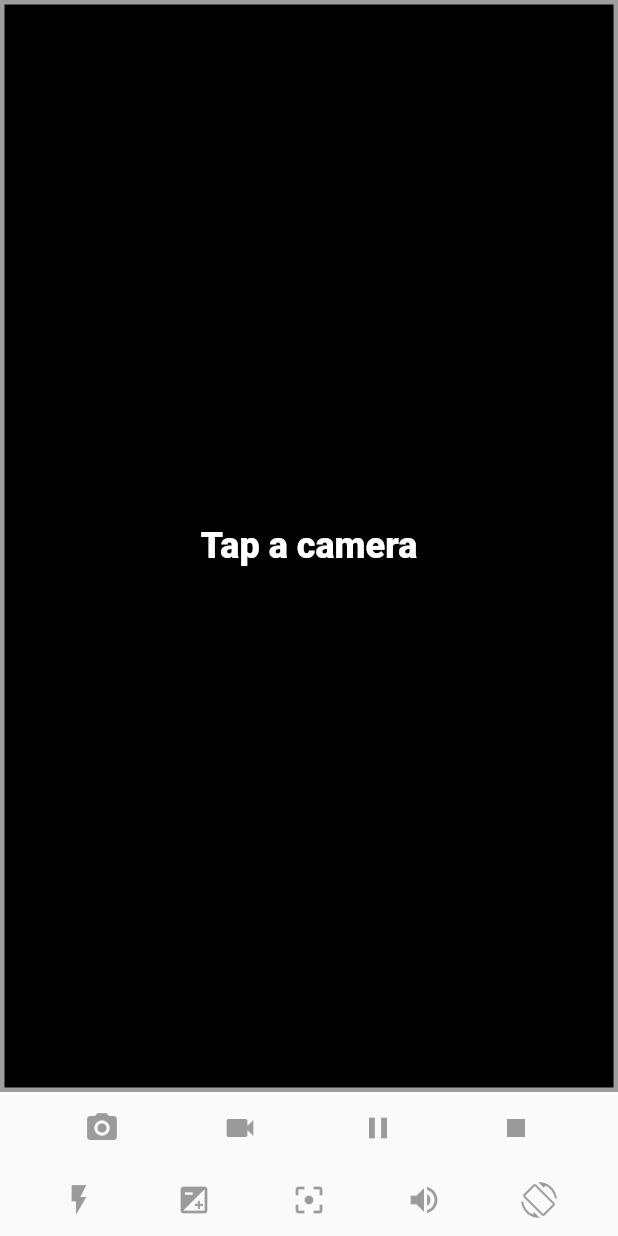
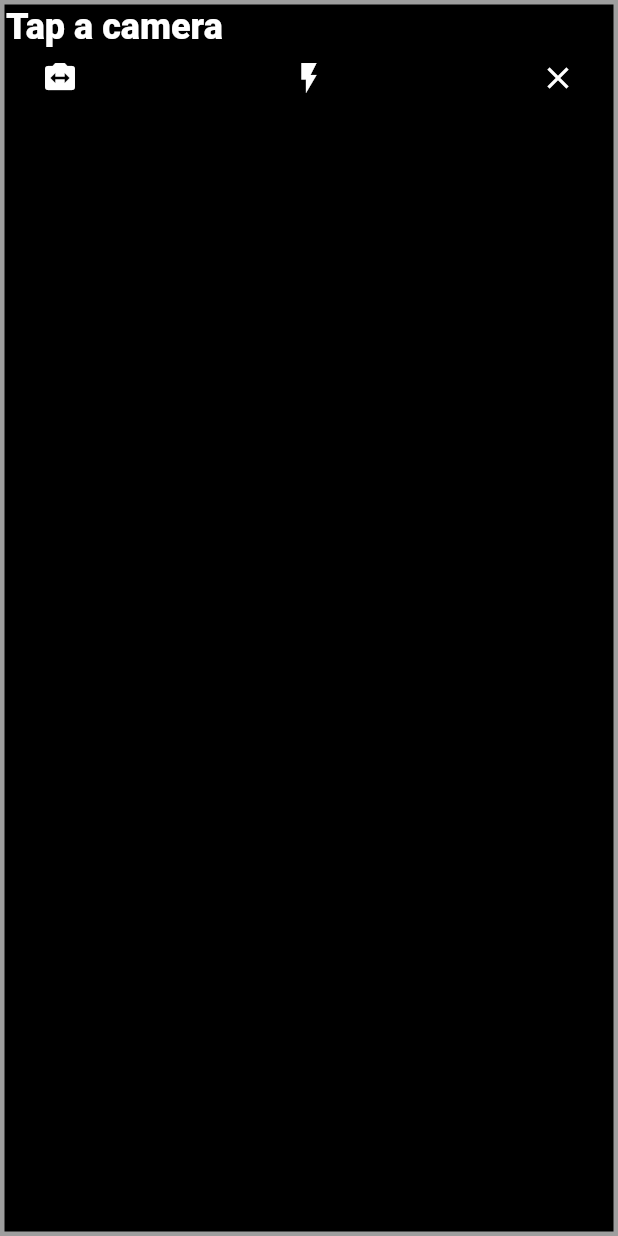
Before and after one commit to roohaani786/Yammerly, a Flutter app: the CameraExampleHome screen opened directly, on a phone screen of 412 x 824 dp. Run offline on Flutter 3.47's test engine with Material 2 defaults, Android fonts, the phone set to English and light mode, and no system bars; our stand-ins replace after_layout, cached_network_image, camera, cloud_firestore, firebase_auth, firebase_messaging and 16 more; missing offline and left inert: flutter_facebook_login, responsive_layout_builder, storage_path; accounts and stored records are empty; statements that could not run were skipped.

```diff
--- a/lib/ComeraV/Camera.dart
+++ b/lib/ComeraV/Camera.dart
@@ -10,6 +10,7 @@ import 'dart:io';
 import 'package:camera/camera.dart';
 import 'package:flutter/material.dart';
 import 'package:techstagram/ComeraV/gallery.dart';
+import 'package:techstagram/ui/HomePage.dart';
 import 'package:video_player/video_player.dart';
 
 class CameraExampleHome extends StatefulWidget {
@@ -171,11 +172,26 @@ class _CameraExampleHomeState extends State<CameraExampleHome>
     }
   }
 
+  Future<bool> _onWillPop() {
+    //Navigator.pop(context);
+    return Navigator.push(
+      context,
+      MaterialPageRoute(
+        builder: (context) {
+          return HomePage(initialindexg: 1);
+        },
+      ),
+    );
+  }
+
   final GlobalKey<ScaffoldState> _scaffoldKey = GlobalKey<ScaffoldState>();
 
   @override
   Widget build(BuildContext context) {
-    return Scaffold(
+    return WillPopScope(
+      onWillPop: _onWillPop,
+      child: SafeArea(
+        child: Scaffold(
           key: _scaffoldKey,
           // appBar: AppBar(
           //   title: const Text('Camera example'),
@@ -190,8 +206,83 @@ class _CameraExampleHomeState extends State<CameraExampleHome>
                   child: Container(
                     child: Padding(
                       padding: const EdgeInsets.all(1.0),
-                  child: Center(
-                    child: _cameraPreviewWidget(),
+                      child: Stack(
+                        children: [
+
+                          _cameraPreviewWidget(),
+
+                          Positioned(
+                            top: 24.0,
+                            left: 12.0,
+                            child: IconButton(
+                              icon: Icon(
+                                Icons.switch_camera,
+                                color: Colors.white,
+                              ),
+                              onPressed: () {
+                                _onCameraSwitch();
+                              },
+                            ),
+                          ),
+
+                          Positioned(
+                            top: 24.0,
+                            right: 12.0,
+                            child: IconButton(
+                              icon: Icon(
+                                Icons.close,
+                                color: Colors.white,
+                              ),
+                              onPressed: () {
+                                // Navigator.pop(context,
+                                //   MaterialPageRoute(builder: (context) => HomePage()),);
+                                Navigator.push(
+                                  context,
+                                  MaterialPageRoute(builder: (context) => HomePage(initialindexg: 1)),
+                                );
+                              },
+                            ),
+                          ),
+
+                          Padding(
+                            padding: EdgeInsets.only(top: 24.0),
+                            child: Align(
+                              alignment: Alignment.topCenter,
+                              child: IconButton(
+                                icon: Icon(
+                                  // (flashOn) ? Icons.flash_on : Icons.flash_off,
+                                  Icons.flash_on,
+                                  color: Colors.white,
+                                ),
+                                onPressed: () {
+                                  // setState(() {
+                                  //   flashOn = !flashOn;
+                                  // });
+                                  onFlashModeButtonPressed();
+
+                                  // setState(() {
+                                  //   flashOn = !flashOn;
+                                  // });
+                                  // if (!flashOn) {
+                                  //   //Lamp.turnOff();
+                                  //   TorchCompat.turnOff();
+                                  // } else {
+                                  //   TorchCompat.turnOn();
+                                  //   //Lamp.turnOn();
+                                  // }
+                                },
+                                //onPressed: () => TorchCompat.turnOff(),
+                              ),
+                            ),
+                          ),
+
+                          Align(
+                            alignment: Alignment.bottomCenter,
+                              child: _captureControlRowWidget()
+                          ),
+
+                        ],
+
                       ),
                     ),
                     decoration: BoxDecoration(
@@ -205,7 +296,7 @@ class _CameraExampleHomeState extends State<CameraExampleHome>
                     ),
                   ),
                 ),
-            _captureControlRowWidget(),
+                //_captureControlRowWidget(),
                 _modeControlRowWidget(),
                 // Padding(
                 //   padding: const EdgeInsets.all(5.0),
@@ -220,11 +311,16 @@ class _CameraExampleHomeState extends State<CameraExampleHome>
               ],
             ),
           ),
+        ),
+      ),
     );
   }
 
   /// Display the preview from the camera (or a message if the preview is not available).
   Widget _cameraPreviewWidget() {
+    final size = MediaQuery.of(context).size;
+    final deviceRatio = size.width / size.height;
+    final aspectRatio=3/4;
     if (controller == null || !controller.value.isInitialized) {
       return const Text(
         'Tap a camera',
@@ -238,6 +334,12 @@ class _CameraExampleHomeState extends State<CameraExampleHome>
       return Listener(
         onPointerDown: (_) => _pointers++,
         onPointerUp: (_) => _pointers--,
+        child: Container(
+          child: Transform.scale(
+            scale: controller.value.aspectRatio,
+            child: Center(
+              child: AspectRatio(
+                aspectRatio: deviceRatio,
                 child: CameraPreview(
                   controller,
                   child: LayoutBuilder(
@@ -249,6 +351,10 @@ class _CameraExampleHomeState extends State<CameraExampleHome>
                           onTapDown: (details) => onViewFinderTap(details, constraints),
                         );
                       }),
+                ),
+              ),
+            ),
+          ),
         ),
       );
     }
@@ -308,42 +414,42 @@ class _CameraExampleHomeState extends State<CameraExampleHome>
   Widget _modeControlRowWidget() {
     return Column(
       children: [
-        Row(
-          mainAxisAlignment: MainAxisAlignment.spaceEvenly,
-          mainAxisSize: MainAxisSize.max,
-          children: <Widget>[
-            IconButton(
-              icon: Icon(Icons.flash_on),
-              color: Colors.blue,
-              onPressed: controller != null ? onFlashModeButtonPressed : null,
-            ),
-            IconButton(
-              icon: Icon(Icons.exposure),
-              color: Colors.blue,
-              onPressed:
-              controller != null ? onExposureModeButtonPressed : null,
-            ),
-            IconButton(
-              icon: Icon(Icons.filter_center_focus),
-              color: Colors.blue,
-              onPressed: controller != null ? onFocusModeButtonPressed : null,
-            ),
-            IconButton(
-              icon: Icon(enableAudio ? Icons.volume_up : Icons.volume_mute),
-              color: Colors.blue,
-              onPressed: controller != null ? onAudioModeButtonPressed : null,
-            ),
-            IconButton(
-              icon: Icon(controller?.value?.isCaptureOrientationLocked ?? false
-                  ? Icons.screen_lock_rotation
-                  : Icons.screen_rotation),
-              color: Colors.blue,
-              onPressed: controller != null
-                  ? onCaptureOrientationLockButtonPressed
-                  : null,
-            ),
-          ],
-        ),
+        // Row(
+        //   mainAxisAlignment: MainAxisAlignment.spaceEvenly,
+        //   mainAxisSize: MainAxisSize.max,
+        //   children: <Widget>[
+        //     IconButton(
+        //       icon: Icon(Icons.flash_on),
+        //       color: Colors.blue,
+        //       onPressed: controller != null ? onFlashModeButtonPressed : null,
+        //     ),
+        //     IconButton(
+        //       icon: Icon(Icons.exposure),
+        //       color: Colors.blue,
+        //       onPressed:
+        //       controller != null ? onExposureModeButtonPressed : null,
+        //     ),
+        //     IconButton(
+        //       icon: Icon(Icons.filter_center_focus),
+        //       color: Colors.blue,
+        //       onPressed: controller != null ? onFocusModeButtonPressed : null,
+        //     ),
+        //     IconButton(
+        //       icon: Icon(enableAudio ? Icons.volume_up : Icons.volume_mute),
+        //       color: Colors.blue,
+        //       onPressed: controller != null ? onAudioModeButtonPressed : null,
+        //     ),
+        //     IconButton(
+        //       icon: Icon(controller?.value?.isCaptureOrientationLocked ?? false
+        //           ? Icons.screen_lock_rotation
+        //           : Icons.screen_rotation),
+        //       color: Colors.blue,
+        //       onPressed: controller != null
+        //           ? onCaptureOrientationLockButtonPressed
+        //           : null,
+        //     ),
+        //   ],
+        // ),
         _flashModeControlRowWidget(),
         _exposureModeControlRowWidget(),
         _focusModeControlRowWidget(),
@@ -363,7 +469,7 @@ class _CameraExampleHomeState extends State<CameraExampleHome>
               icon: Icon(Icons.flash_off),
               color: controller?.value?.flashMode == FlashMode.off
                   ? Colors.orange
-                  : Colors.blue,
+                  : Colors.deepPurple,
               onPressed: controller != null
                   ? () => onSetFlashModeButtonPressed(FlashMode.off)
                   : null,
@@ -372,7 +478,7 @@ class _CameraExampleHomeState extends State<CameraExampleHome>
               icon: Icon(Icons.flash_auto),
               color: controller?.value?.flashMode == FlashMode.auto
                   ? Colors.orange
-                  : Colors.blue,
+                  : Colors.deepPurple,
               onPressed: controller != null
                   ? () => onSetFlashModeButtonPressed(FlashMode.auto)
                   : null,
@@ -381,7 +487,7 @@ class _CameraExampleHomeState extends State<CameraExampleHome>
               icon: Icon(Icons.flash_on),
               color: controller?.value?.flashMode == FlashMode.always
                   ? Colors.orange
-                  : Colors.blue,
+                  : Colors.deepPurple,
               onPressed: controller != null
                   ? () => onSetFlashModeButtonPressed(FlashMode.always)
                   : null,
@@ -390,7 +496,7 @@ class _CameraExampleHomeState extends State<CameraExampleHome>
               icon: Icon(Icons.highlight),
               color: controller?.value?.flashMode == FlashMode.torch
                   ? Colors.orange
-                  : Colors.blue,
+                  : Colors.deepPurple,
               onPressed: controller != null
                   ? () => onSetFlashModeButtonPressed(FlashMode.torch)
                   : null,
@@ -538,7 +644,7 @@ class _CameraExampleHomeState extends State<CameraExampleHome>
       children: <Widget>[
         IconButton(
           icon: const Icon(Icons.camera_alt),
-          color: Colors.blue,
+          color: Colors.white,
           onPressed: controller != null &&
               controller.value.isInitialized &&
               !controller.value.isRecordingVideo
@@ -547,7 +653,7 @@ class _CameraExampleHomeState extends State<CameraExampleHome>
         ),
         IconButton(
           icon: const Icon(Icons.videocam),
-          color: Colors.blue,
+          color: Colors.white,
           onPressed: controller != null &&
               controller.value.isInitialized &&
               !controller.value.isRecordingVideo
@@ -558,7 +664,7 @@ class _CameraExampleHomeState extends State<CameraExampleHome>
           icon: controller != null && controller.value.isRecordingPaused
               ? Icon(Icons.play_arrow)
               : Icon(Icons.pause),
-          color: Colors.blue,
+          color: Colors.white,
           onPressed: controller != null &&
               controller.value.isInitialized &&
               controller.value.isRecordingVideo
@@ -735,7 +841,7 @@ class _CameraExampleHomeState extends State<CameraExampleHome>
   void onSetFlashModeButtonPressed(FlashMode mode) {
     setFlashMode(mode).then((_) {
       if (mounted) setState(() {});
-      showInSnackBar('Flash mode set to ${mode.toString().split('.').last}');
+      //showInSnackBar('Flash mode set to ${mode.toString().split('.').last}');
     });
   }
 
--- a/lib/ComeraV/gallery.dart
+++ b/lib/ComeraV/gallery.dart
@@ -8,6 +8,7 @@ import 'package:image_cropper/image_cropper.dart';
 import 'package:techstagram/ComeraV/Camera.dart';
 import 'package:techstagram/ComeraV/camera_screen.dart';
 import 'package:techstagram/resources/uploadimage.dart';
+import 'package:techstagram/ui/HomePage.dart';
 
 class Gallery extends StatefulWidget {
   Gallery({this.filePath, this.cam});
@@ -65,7 +66,7 @@ class _GalleryState extends State<Gallery> {
                           context,
                           MaterialPageRoute(
                             builder: (context) {
-                              return CameraScreen(cam: cam,);
+                              return CameraExampleHome(cam: cam,);
                             },
                           ),
                         );
@@ -242,7 +243,7 @@ class _GalleryState extends State<Gallery> {
                                             context,
                                             MaterialPageRoute(
                                               builder: (context) {
-                                                return CameraApp(cam: cam,check: true);
+                                                return CameraExampleHome(cam: cam,);
                                               },
                                             ),
                                           );
--- a/lib/main.dart
+++ b/lib/main.dart
@@ -43,7 +43,7 @@ class _MyAppState extends State<MyApp> {
         '/Welcome': (context) => WelcomeScreen(),
         '/nayasignup': (context) => SignUpScreen(),
         '/Profile': (context) => AccountBottomIconScreen(),
-        '/HomePage': (context) => HomePage(initialindexg: 1,),
+        '/HomePage': (context) => HomePage(initialindexg: 1,cam: 0,),
       },
 
       theme: new ThemeData(
```
Also changed, not shown: lib/ui/HomePage.dart (+6 -4 lines). Lines whose indentation alone changed are shown as unchanged.
